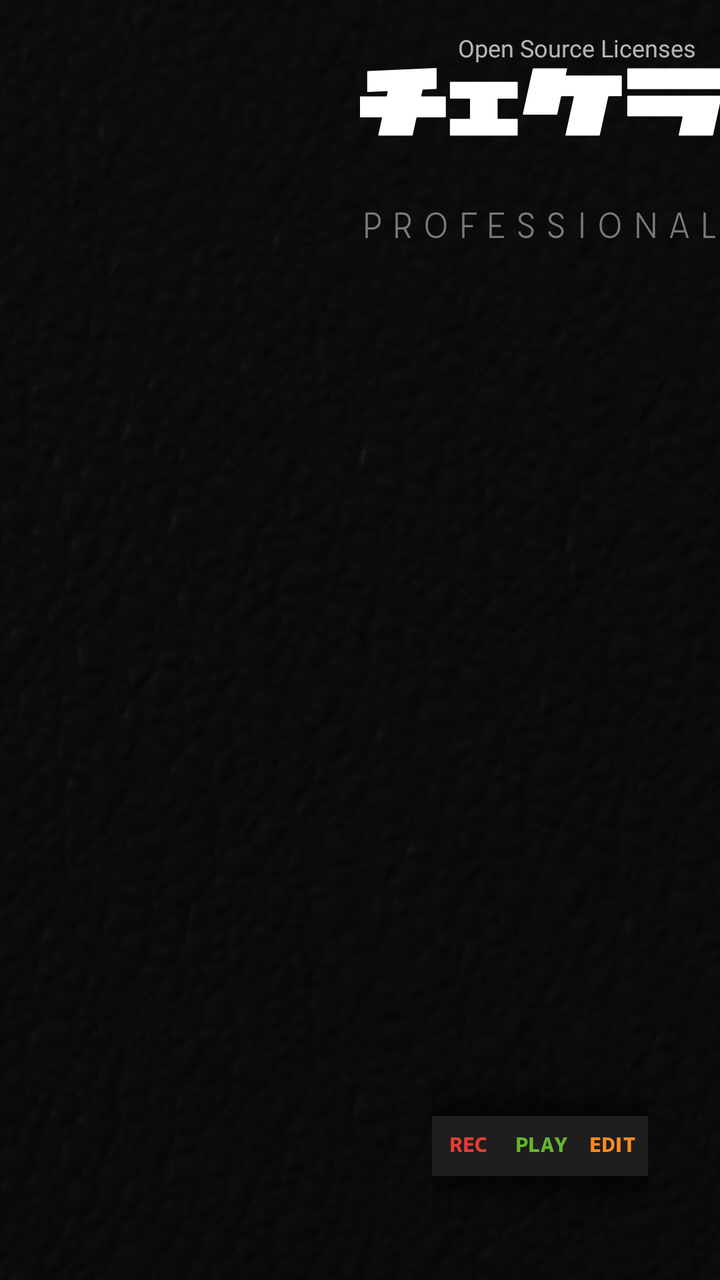
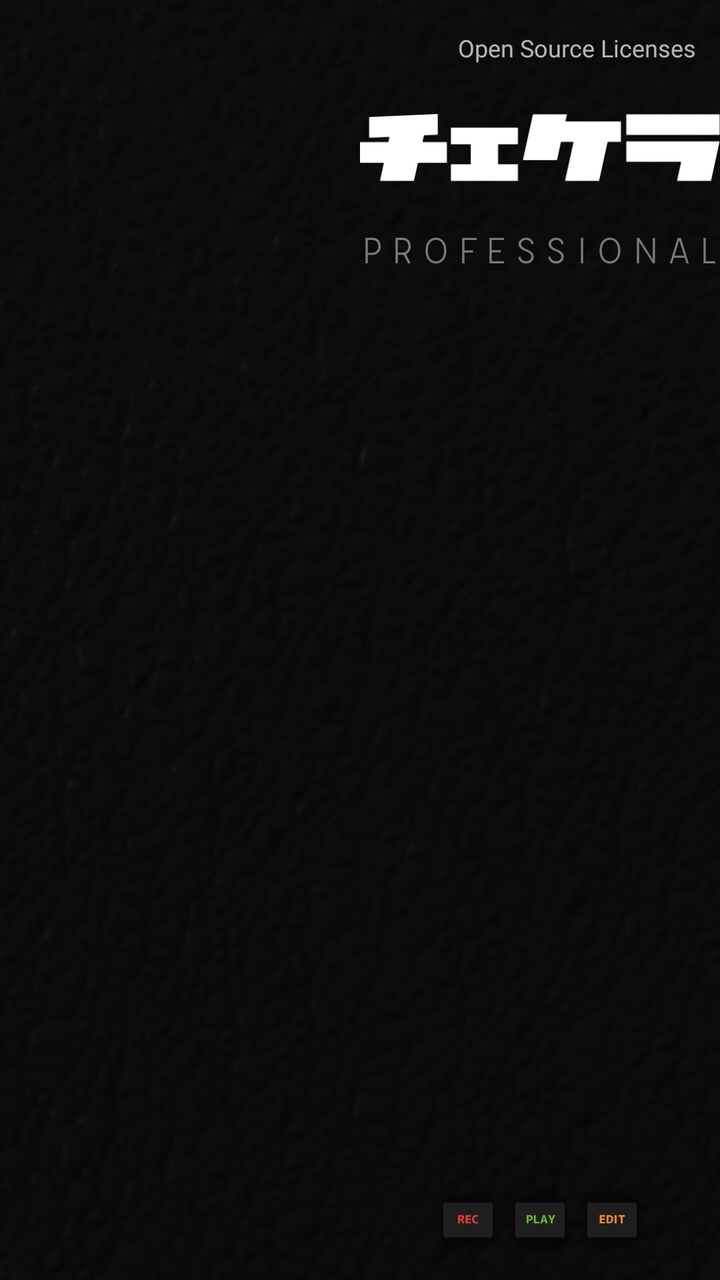

Screens rendered from an Android XML layout before and after an edit, with the pre-edit source and the edit as a unified diff.
<!-- AndroidManifest.xml: application theme AppTheme -->
<!-- res/layout/main_activity.xml -->
<?xml version="1.0" encoding="utf-8"?>
<androidx.constraintlayout.widget.ConstraintLayout xmlns:android="http://schemas.android.com/apk/res/android"
    xmlns:app="http://schemas.android.com/apk/res-auto"
    xmlns:tools="http://schemas.android.com/tools"
    android:layout_width="match_parent"
    android:layout_height="match_parent"
    tools:context=".MainActivity">

    <ImageView
        android:id="@+id/imageView"
        android:layout_width="0dp"
        android:layout_height="0dp"
        android:contentDescription="background"
        android:scaleType="centerCrop"
        app:layout_constraintBottom_toBottomOf="parent"
        app:layout_constraintEnd_toEndOf="parent"
        app:layout_constraintStart_toStartOf="parent"
        app:layout_constraintTop_toTopOf="parent"
        app:srcCompat="@drawable/background" />

    <FrameLayout
        android:id="@+id/padContainer"
        android:layout_width="0dp"
        android:layout_height="0dp"
        android:padding="8dp"
        app:layout_constrainedWidth="true"
        app:layout_constraintBottom_toBottomOf="parent"
        app:layout_constraintStart_toStartOf="parent"
        app:layout_constraintTop_toTopOf="parent"
        app:layout_constraintWidth_percent="0.5"></FrameLayout>

    <LinearLayout
        android:id="@+id/controlColumn"
        android:layout_width="0dp"
        android:layout_height="0dp"
        android:orientation="vertical"
        app:layout_constrainedWidth="true"
        app:layout_constraintBottom_toBottomOf="parent"
        app:layout_constraintEnd_toEndOf="parent"
        app:layout_constraintTop_toTopOf="parent"
        app:layout_constraintWidth_percent="0.5">

        <androidx.constraintlayout.widget.ConstraintLayout
            android:layout_width="match_parent"
            android:layout_height="0dp"
            android:layout_weight="0.7">

            <ImageView
                android:id="@+id/logoImageView"
                android:layout_width="0dp"
                android:layout_height="0dp"
                android:layout_marginTop="16dp"
                android:scaleType="center"
                app:layout_constraintEnd_toEndOf="parent"
                app:layout_constraintHeight_percent="0.5"
                app:layout_constraintStart_toStartOf="parent"
                app:layout_constraintTop_toTopOf="parent"
                app:srcCompat="@drawable/logo" />

            <ImageView
                android:id="@+id/subTitleImageView"
                android:layout_width="0dp"
                android:layout_height="0dp"
                android:scaleType="center"
                app:layout_constraintBottom_toBottomOf="parent"
                app:layout_constraintEnd_toEndOf="parent"
                app:layout_constraintStart_toStartOf="parent"
                app:layout_constraintTop_toBottomOf="@id/logoImageView"
                app:srcCompat="@drawable/professional" />

            <TextView
                android:id="@+id/licensesButton"
                android:layout_width="wrap_content"
                android:layout_height="wrap_content"
                android:minHeight="48dp"
                android:gravity="center"
                android:paddingStart="12dp"
                android:paddingEnd="12dp"
                android:fontFamily="@font/logotypejp_mp_b_1"
                android:text="@string/licenses"
                android:textColor="@android:color/white"
                android:textSize="12sp"
                android:alpha="0.7"
                app:layout_constraintEnd_toEndOf="parent"
                app:layout_constraintTop_toTopOf="parent" />
        </androidx.constraintlayout.widget.ConstraintLayout>

        <FrameLayout
            android:id="@+id/controlContainer"
            android:layout_width="match_parent"
            android:layout_height="0dp"
            android:layout_weight="2"
            android:padding="4dp"></FrameLayout>

        <LinearLayout
            android:layout_width="match_parent"
            android:layout_height="0dp"
            android:layout_weight="0.5"
            android:orientation="horizontal"
            android:paddingBottom="8dp">

            <Space
                android:layout_width="0dp"
                android:layout_height="wrap_content"
                android:layout_weight="1" />

            <ImageView
                android:id="@+id/recButton"
                android:layout_width="0dp"
                android:layout_height="wrap_content"
                android:layout_weight="1"
                android:scaleType="centerCrop"
                app:srcCompat="@drawable/rec_button" />

            <ImageView
                android:id="@+id/playButton"
                android:layout_width="0dp"
                android:layout_height="wrap_content"
                android:layout_weight="1"
                android:scaleType="centerCrop"
                app:srcCompat="@drawable/play_button" />

            <ImageView
                android:id="@+id/editButton"
                android:layout_width="0dp"
                android:layout_height="wrap_content"
                android:layout_weight="1"
                android:scaleType="centerCrop"
                app:srcCompat="@drawable/edit_button" />

            <Space
                android:layout_width="0dp"
                android:layout_height="wrap_content"
                android:layout_weight="1" />

        </LinearLayout>
    </LinearLayout>
</androidx.constraintlayout.widget.ConstraintLayout>
<!-- resources referenced by this layout -->
<resources>
  <!-- drawable background: png bitmap (drawable, 188965 bytes) -->
  <!-- drawable edit_button: png bitmap (drawable, 2320 bytes) -->
  <!-- drawable logo: png bitmap (drawable, 1410 bytes) -->
  <!-- drawable play_button: png bitmap (drawable, 2463 bytes) -->
  <!-- drawable professional: png bitmap (drawable, 1367 bytes) -->
  <!-- drawable rec_button: png bitmap (drawable, 2361 bytes) -->
  <string name="licenses">Open Source Licenses</string>
  <style name="AppTheme" parent="Theme.AppCompat.Light.NoActionBar">
          
          <item name="colorPrimary">@color/colorPrimary</item>
          <item name="colorPrimaryDark">@color/colorPrimaryDark</item>
          <item name="colorAccent">@color/colorAccent</item>
      </style>
  <color name="colorPrimary">#000000</color>
  <color name="colorPrimaryDark">#000000</color>
  <color name="colorAccent">#D81B60</color>
</resources>

<!-- the commit's change to res/layout/main_activity.xml (unified diff, before → after) -->
@@ -18,121 +18,130 @@
         app:layout_constraintTop_toTopOf="parent"
         app:srcCompat="@drawable/background" />
 
-    <FrameLayout
-        android:id="@+id/padContainer"
+    
+    <androidx.constraintlayout.widget.ConstraintLayout
+        android:id="@+id/content"
         android:layout_width="0dp"
         android:layout_height="0dp"
-        android:padding="8dp"
-        app:layout_constrainedWidth="true"
-        app:layout_constraintBottom_toBottomOf="parent"
-        app:layout_constraintStart_toStartOf="parent"
-        app:layout_constraintTop_toTopOf="parent"
-        app:layout_constraintWidth_percent="0.5"></FrameLayout>
-
-    <LinearLayout
-        android:id="@+id/controlColumn"
-        android:layout_width="0dp"
-        android:layout_height="0dp"
-        android:orientation="vertical"
-        app:layout_constrainedWidth="true"
         app:layout_constraintBottom_toBottomOf="parent"
         app:layout_constraintEnd_toEndOf="parent"
-        app:layout_constraintTop_toTopOf="parent"
-        app:layout_constraintWidth_percent="0.5">
-
-        <androidx.constraintlayout.widget.ConstraintLayout
-            android:layout_width="match_parent"
-            android:layout_height="0dp"
-            android:layout_weight="0.7">
-
-            <ImageView
-                android:id="@+id/logoImageView"
-                android:layout_width="0dp"
-                android:layout_height="0dp"
-                android:layout_marginTop="16dp"
-                android:scaleType="center"
-                app:layout_constraintEnd_toEndOf="parent"
-                app:layout_constraintHeight_percent="0.5"
-                app:layout_constraintStart_toStartOf="parent"
-                app:layout_constraintTop_toTopOf="parent"
-                app:srcCompat="@drawable/logo" />
-
-            <ImageView
-                android:id="@+id/subTitleImageView"
-                android:layout_width="0dp"
-                android:layout_height="0dp"
-                android:scaleType="center"
-                app:layout_constraintBottom_toBottomOf="parent"
-                app:layout_constraintEnd_toEndOf="parent"
-                app:layout_constraintStart_toStartOf="parent"
-                app:layout_constraintTop_toBottomOf="@id/logoImageView"
-                app:srcCompat="@drawable/professional" />
-
-            <TextView
-                android:id="@+id/licensesButton"
-                android:layout_width="wrap_content"
-                android:layout_height="wrap_content"
-                android:minHeight="48dp"
-                android:gravity="center"
-                android:paddingStart="12dp"
-                android:paddingEnd="12dp"
-                android:fontFamily="@font/logotypejp_mp_b_1"
-                android:text="@string/licenses"
-                android:textColor="@android:color/white"
-                android:textSize="12sp"
-                android:alpha="0.7"
-                app:layout_constraintEnd_toEndOf="parent"
-                app:layout_constraintTop_toTopOf="parent" />
-        </androidx.constraintlayout.widget.ConstraintLayout>
+        app:layout_constraintStart_toStartOf="parent"
+        app:layout_constraintTop_toTopOf="parent">
 
         <FrameLayout
-            android:id="@+id/controlContainer"
-            android:layout_width="match_parent"
+            android:id="@+id/padContainer"
+            android:layout_width="0dp"
             android:layout_height="0dp"
-            android:layout_weight="2"
-            android:padding="4dp"></FrameLayout>
+            android:padding="8dp"
+            app:layout_constraintBottom_toBottomOf="parent"
+            app:layout_constraintStart_toStartOf="parent"
+            app:layout_constraintTop_toTopOf="parent"
+            app:layout_constraintWidth_percent="0.5" />
 
         <LinearLayout
-            android:layout_width="match_parent"
+            android:id="@+id/controlColumn"
+            android:layout_width="0dp"
             android:layout_height="0dp"
-            android:layout_weight="0.5"
-            android:orientation="horizontal"
-            android:paddingBottom="8dp">
+            android:orientation="vertical"
+            app:layout_constraintBottom_toBottomOf="parent"
+            app:layout_constraintEnd_toEndOf="parent"
+            app:layout_constraintStart_toEndOf="@id/padContainer"
+            app:layout_constraintTop_toTopOf="parent">
 
-            <Space
-                android:layout_width="0dp"
+            <androidx.constraintlayout.widget.ConstraintLayout
+                android:layout_width="match_parent"
+                android:layout_height="0dp"
+                android:layout_weight="0.7">
+
+                <ImageView
+                    android:id="@+id/logoImageView"
+                    android:layout_width="0dp"
+                    android:layout_height="0dp"
+                    android:scaleType="centerInside"
+                    app:layout_constraintBottom_toTopOf="@id/subTitleImageView"
+                    app:layout_constraintEnd_toEndOf="parent"
+                    app:layout_constraintStart_toStartOf="parent"
+                    app:layout_constraintTop_toBottomOf="@id/licensesButton"
+                    app:layout_constraintVertical_chainStyle="spread"
+                    app:srcCompat="@drawable/logo" />
+
+                <ImageView
+                    android:id="@+id/subTitleImageView"
+                    android:layout_width="0dp"
+                    android:layout_height="0dp"
+                    android:scaleType="centerInside"
+                    app:layout_constraintBottom_toBottomOf="parent"
+                    app:layout_constraintEnd_toEndOf="parent"
+                    app:layout_constraintStart_toStartOf="parent"
+                    app:layout_constraintTop_toBottomOf="@id/logoImageView"
+                    app:srcCompat="@drawable/professional" />
+
+                <TextView
+                    android:id="@+id/licensesButton"
+                    android:layout_width="wrap_content"
+                    android:layout_height="wrap_content"
+                    android:minHeight="48dp"
+                    android:gravity="center"
+                    android:paddingStart="12dp"
+                    android:paddingEnd="12dp"
+                    android:fontFamily="@font/logotypejp_mp_b_1"
+                    android:text="@string/licenses"
+                    android:textColor="@android:color/white"
+                    android:textSize="12sp"
+                    android:alpha="0.7"
+                    app:layout_constraintEnd_toEndOf="parent"
+                    app:layout_constraintTop_toTopOf="parent" />
+            </androidx.constraintlayout.widget.ConstraintLayout>
+
+            <FrameLayout
+                android:id="@+id/controlContainer"
+                android:layout_width="match_parent"
+                android:layout_height="0dp"
+                android:layout_weight="2"
+                android:padding="4dp"></FrameLayout>
+
+            <LinearLayout
+                android:layout_width="match_parent"
                 android:layout_height="wrap_content"
-                android:layout_weight="1" />
+                android:orientation="horizontal"
+                android:paddingTop="4dp"
+                android:paddingBottom="8dp">
 
-            <ImageView
-                android:id="@+id/recButton"
-                android:layout_width="0dp"
-                android:layout_height="wrap_content"
-                android:layout_weight="1"
-                android:scaleType="centerCrop"
-                app:srcCompat="@drawable/rec_button" />
+                <Space
+                    android:layout_width="0dp"
+                    android:layout_height="wrap_content"
+                    android:layout_weight="1" />
 
-            <ImageView
-                android:id="@+id/playButton"
-                android:layout_width="0dp"
-                android:layout_height="wrap_content"
-                android:layout_weight="1"
-                android:scaleType="centerCrop"
-                app:srcCompat="@drawable/play_button" />
+                <ImageView
+                    android:id="@+id/recButton"
+                    android:layout_width="0dp"
+                    android:layout_height="44dp"
+                    android:layout_weight="1"
+                    android:scaleType="fitCenter"
+                    app:srcCompat="@drawable/rec_button" />
 
-            <ImageView
-                android:id="@+id/editButton"
-                android:layout_width="0dp"
-                android:layout_height="wrap_content"
-                android:layout_weight="1"
-                android:scaleType="centerCrop"
-                app:srcCompat="@drawable/edit_button" />
+                <ImageView
+                    android:id="@+id/playButton"
+                    android:layout_width="0dp"
+                    android:layout_height="44dp"
+                    android:layout_weight="1"
+                    android:scaleType="fitCenter"
+                    app:srcCompat="@drawable/play_button" />
 
-            <Space
-                android:layout_width="0dp"
-                android:layout_height="wrap_content"
-                android:layout_weight="1" />
+                <ImageView
+                    android:id="@+id/editButton"
+                    android:layout_width="0dp"
+                    android:layout_height="44dp"
+                    android:layout_weight="1"
+                    android:scaleType="fitCenter"
+                    app:srcCompat="@drawable/edit_button" />
 
+                <Space
+                    android:layout_width="0dp"
+                    android:layout_height="wrap_content"
+                    android:layout_weight="1" />
+
+            </LinearLayout>
         </LinearLayout>
-    </LinearLayout>
+    </androidx.constraintlayout.widget.ConstraintLayout>
 </androidx.constraintlayout.widget.ConstraintLayout>
